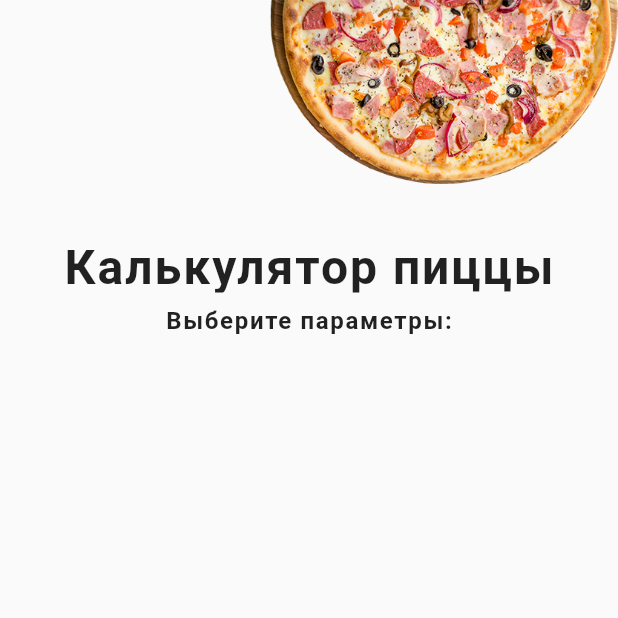
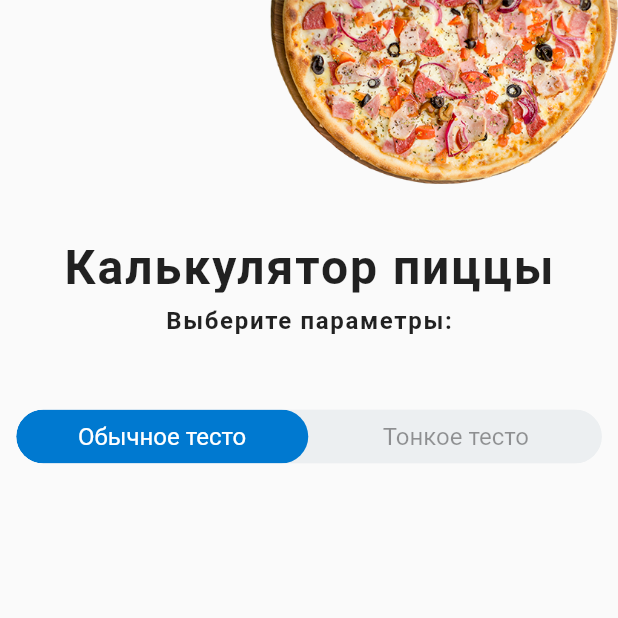
Before and after one commit to megasts/pizza_screen, a Flutter app: the screen it shows after launch, on a phone screen of 412 x 824 dp, the top half of it. Run offline on Flutter 3.47's test engine with Material 2 defaults, Android fonts, the phone set to English and light mode, and no system bars; drawn by our look-alikes of toggle_switch.

Commit message:
Добавлен переключатель

```diff
--- a/lib/pizza_screen.dart
+++ b/lib/pizza_screen.dart
@@ -1,4 +1,5 @@
 import 'package:flutter/material.dart';
+import 'package:toggle_switch/toggle_switch.dart';
 
 class pizzaScreen extends StatefulWidget {
   const pizzaScreen({Key? key}) : super(key: key);
@@ -6,6 +7,7 @@ class pizzaScreen extends StatefulWidget {
   @override
   _pizzaScreenState createState() => _pizzaScreenState();
 }
+int _slimeDrouse = 0;
 
 class _pizzaScreenState extends State<pizzaScreen> {
   @override
@@ -16,7 +18,8 @@ class _pizzaScreenState extends State<pizzaScreen> {
         appBar: AppBar(toolbarHeight: 0,
         backgroundColor: Color.fromRGBO(253, 110, 1, 0.8),),
         body:
-        Column(
+        SingleChildScrollView(
+        child: Column(
           children: [
             SizedBox(height: 0),
             Row(
@@ -28,9 +31,9 @@ class _pizzaScreenState extends State<pizzaScreen> {
               ],
             ),
           Column(
-            children: const [
+            children: [
             SizedBox( height: 36),
-            SizedBox( height: 36,
+            const SizedBox( height: 36,
                 child: Text('Калькулятор пиццы', style:
               TextStyle (
                 //height: null,
@@ -43,7 +46,7 @@ class _pizzaScreenState extends State<pizzaScreen> {
               ),
               ),
               SizedBox( height: 9,),
-              SizedBox( height: 36,
+              const SizedBox( height: 36,
                 child: Text('Выберите параметры:', style:
                 TextStyle (
                   //height: null,
@@ -56,8 +59,37 @@ class _pizzaScreenState extends State<pizzaScreen> {
                 ),
               ),
               SizedBox( height: 33,),
+
+              ToggleSwitch(
+                changeOnTap: true,
+                minHeight: 36,
+                minWidth: 300.0,
+                animate: true,
+                animationDuration: 200,
+                cornerRadius: 36.0,
+                activeBgColors: const [[Color(0xFF0079D0)], [Color(0xFF0079D0)]],
+                activeFgColor: Colors.white,
+                inactiveBgColor: const Color(0xFFECEFF1),
+                inactiveFgColor: const Color.fromRGBO(0,0,0,0.4),
+                initialLabelIndex: _slimeDrouse,
+                totalSwitches: 2,
+                fontSize: 16.0,
+                labels: const ['Обычное тесто', 'Тонкое тесто'],
+                //customTextStyles: const [TextStyle(letterSpacing: -1.0),
+                //  TextStyle(letterSpacing: -1.0)],
+                radiusStyle: true,
+                onToggle: (index) {_slimeDrouse = index;
+                setState(() {_slimeDrouse = index;} );
+                },
+              ),
+              SizedBox( height: 33,),
           ]),
+
+
+
+
     ]),
+        ),
         //Text('Калькулятор пиццы'),
 
 
```
